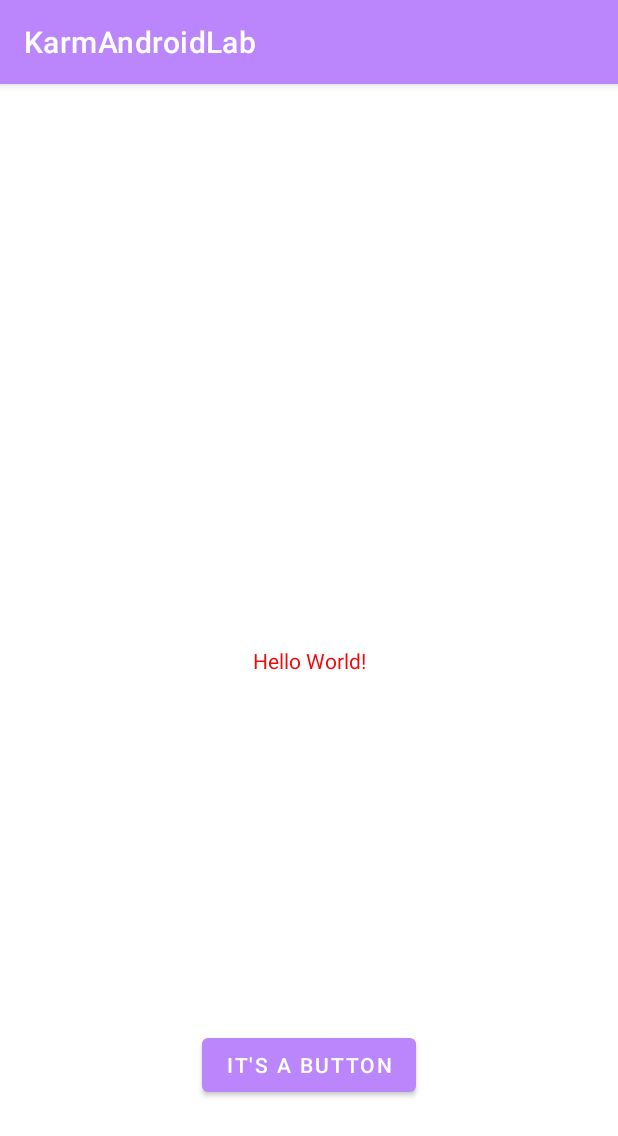
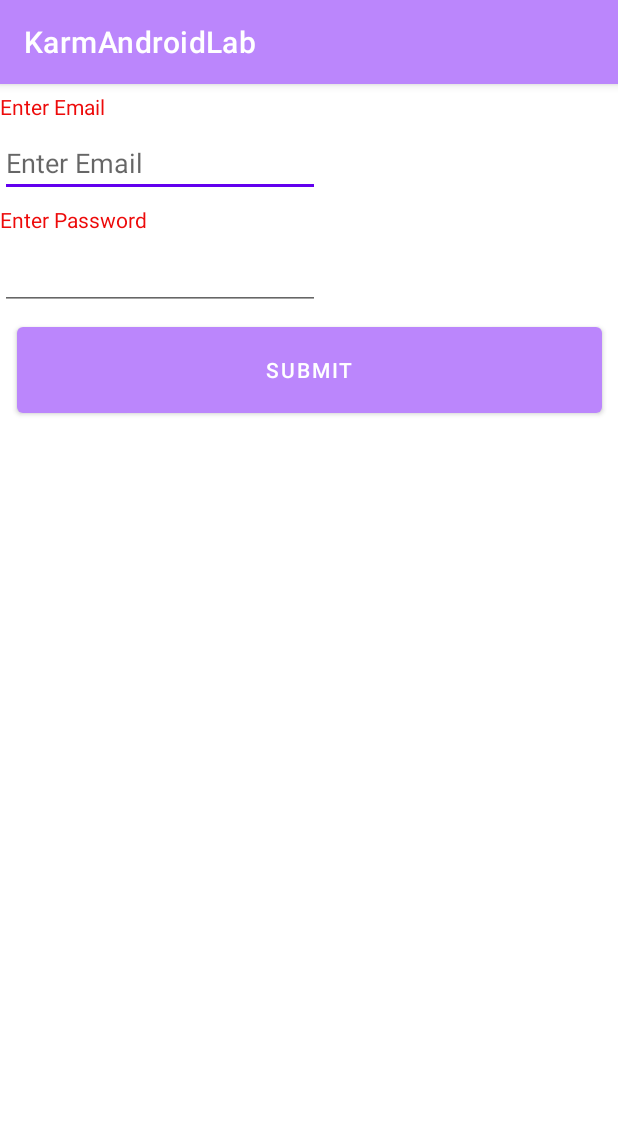
Before and after one commit to KP12120/KarmAndroidLab1, an Android app: the screen it shows after launch (MainActivity), on a phone screen of 412 x 824 dp. Shown: the top 1136 px of the screen. Run offline under Robolectric (Android 15) with nearby library versions, the light colour scheme and no system bars.

Commit message:
inital commit

```diff
--- a/app/src/main/java/com/example/karmandroidlab/MainActivity.java
+++ b/app/src/main/java/com/example/karmandroidlab/MainActivity.java
@@ -2,13 +2,71 @@ package com.example.karmandroidlab;
 
 import androidx.appcompat.app.AppCompatActivity;
 
+import android.content.Intent;
 import android.os.Bundle;
+import android.util.Log;
+import android.widget.Button;
+import android.widget.EditText;
 
 public class MainActivity extends AppCompatActivity {
+
+
+    @Override
+    protected void onResume() {
+        super.onResume();
+        Log.w(TAG, "Waring Message");
+
+    }
+
+    @Override
+    protected void onPause() {
+        super.onPause();
+        Log.w(TAG, "Waring Message");
+
+    }
+
+    @Override
+    protected void onDestroy() {
+        super.onDestroy();
+        Log.w(TAG, "Waring Message");
+
+    }
+
+    @Override
+    protected void onStop() {
+        super.onStop();
+        Log.w(TAG, "Waring Message");
+
+    }
+
+    @Override
+    protected void onStart() {
+        super.onStart();
+        Log.w(TAG, "Waring Message");
+    }
+
+
+    private static String TAG = "MainActivity";
 
     @Override
     protected void onCreate(Bundle savedInstanceState) {
         super.onCreate(savedInstanceState);
         setContentView(R.layout.activity_main);
+        Log.w(TAG, "Message");
+        Log.w("MainActivity", "In onCreate() - Loading Widgets");
+
+        Button loginButton = findViewById(R.id.loginButton);
+        EditText edittext = findViewById(R.id.editTextEmailAddress);
+        loginButton.setOnClickListener(clk -> {
+            String editTextEmailaddress = edittext.getText().toString();
+             Intent nextPage = new Intent( MainActivity.this, Secondactivity.class);
+             nextPage.putExtra( "EmailAddress", editTextEmailaddress );
+             startActivity( nextPage);
+
+
+
+
+        });
+
     }
 }
--- a/app/src/main/res/layout/activity_main.xml
+++ b/app/src/main/res/layout/activity_main.xml
@@ -7,24 +7,56 @@
     tools:context=".MainActivity">
 
     <TextView
+        android:id="@+id/textView1"
         android:layout_width="wrap_content"
         android:layout_height="wrap_content"
-        android:text="Hello World!"
-        app:layout_constraintBottom_toBottomOf="parent"
-        app:layout_constraintLeft_toLeftOf="parent"
-        app:layout_constraintRight_toRightOf="parent"
-        app:layout_constraintTop_toTopOf="parent" />
+        android:layout_marginTop="5dp"
+        android:text="@string/email"
+        app:layout_constraintTop_toTopOf="parent"
+        tools:ignore="MissingConstraints" />
+
+    <EditText
+        android:id="@+id/editTextEmailAddress"
+        android:layout_width="wrap_content"
+        android:layout_height="wrap_content"
+        android:layout_marginTop="5dp"
+        android:ems="10"
+        android:hint="@string/email"
+        android:inputType="textEmailAddress"
+        app:layout_constraintTop_toBottomOf="@id/textView1"
+        tools:ignore="MissingConstraints" />
+
+    <TextView
+        android:id="@+id/textView2"
+        android:layout_width="wrap_content"
+        android:layout_height="wrap_content"
+        android:layout_marginTop="5dp"
+        android:text="@string/password"
+        app:layout_constraintTop_toBottomOf="@id/editTextEmailAddress"
+        tools:ignore="MissingConstraints" />
+
+    <EditText
+        android:id="@+id/editTextPassword"
+        android:layout_width="wrap_content"
+        android:layout_height="wrap_content"
+        android:layout_marginTop="5dp"
+        android:ems="10"
+        android:inputType="textPassword"
+        app:layout_constraintTop_toBottomOf="@id/textView2"
+        tools:ignore="MissingConstraints" />
 
     <Button
-        android:id="@+id/button"
-        android:layout_width="wrap_content"
-        android:layout_height="wrap_content"
-        android:layout_marginBottom="90dp"
-        android:text="it's a button"
-        app:layout_constraintBottom_toBottomOf="parent"
+        android:id="@+id/loginButton"
+        android:layout_width="390dp"
+        android:layout_height="69dp"
+        android:layout_marginStart="10dp"
+        android:layout_marginTop="5dp"
+        android:layout_marginEnd="10dp"
+        android:text="@string/button_message"
         app:layout_constraintEnd_toEndOf="parent"
-        app:layout_constraintHorizontal_bias="0.5"
-        app:layout_constraintStart_toStartOf="parent" />
+        app:layout_constraintStart_toStartOf="parent"
+        app:layout_constraintTop_toBottomOf="@id/editTextPassword"
+        tools:ignore="MissingConstraints" />
 
 
 </androidx.constraintlayout.widget.ConstraintLayout>
--- a/app/src/main/res/values/strings.xml
+++ b/app/src/main/res/values/strings.xml
@@ -1,5 +1,11 @@
 <resources>
     <string name="app_name">KarmAndroidLab</string>
-    <string name="hello">hello_world</string>
+    <string name="email">Enter Email</string>
+    <string name="email_new">Email</string>
+    <string name="password">Enter Password</string>
+    <string name="button_message">Submit</string>
+    <string name="button">Call Number</string>
+    <string name="button2">Click picture</string>
+
 
 </resources>
```
Also changed, not shown: app/src/main/AndroidManifest.xml (+7 -1 lines), app/src/main/java/com/example/karmandroidlab/Secondactivity.java (added, +113 -0 lines), app/src/main/res/layout/activity_second.xml (added, +79 -0 lines), 1 other file.
